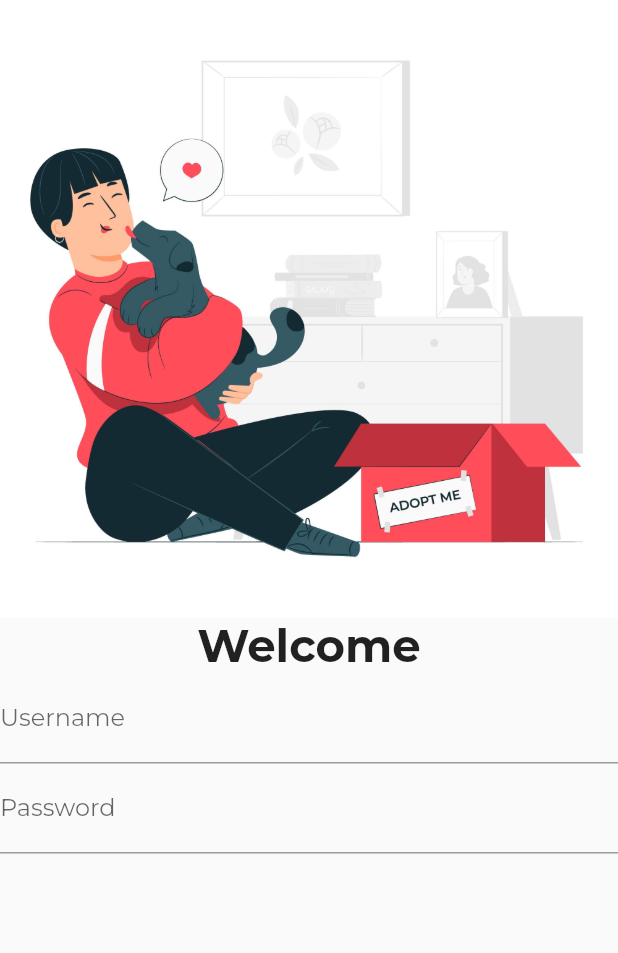
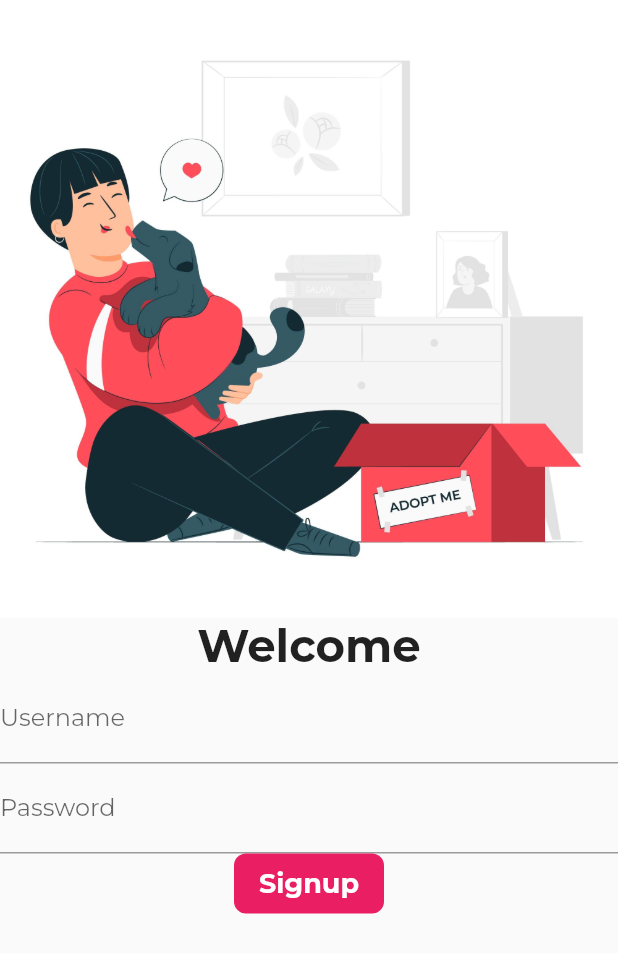
Before and after one commit to derpLLC/Petscue, a Flutter app: the SignUp screen opened by its route, on a phone screen of 412 x 824 dp. Shown: the top 953 px of the screen. Run offline on Flutter 3.47's test engine with Material 2 defaults, Android fonts, the phone set to English and light mode, and no system bars; our stand-ins replace firebase_auth, firebase_core, font_awesome_flutter, google_fonts; accounts and stored records are empty; network calls fail.

Commit message:
lib: signup: implement signup button
Signed-off-by: Ayush Dubey <ayushdubey70@gmail.com>

```diff
--- a/lib/screen/signup.dart
+++ b/lib/screen/signup.dart
@@ -1,4 +1,5 @@
 import 'package:flutter/material.dart';
+import 'package:petshop/utils/routes.dart';
 
 class SignUp extends StatefulWidget {
   const SignUp({Key? key}) : super(key: key);
@@ -37,7 +38,28 @@ class _SignUpState extends State<SignUp> {
                 hintText: 'Enter the password',
                 labelText: 'Password',
               ),
-            )
+            ),
+            InkWell(
+              onTap: () {
+                Navigator.pushNamed(context, MyRoutes.loginRoute);
+              },
+              child: Container(
+                alignment: Alignment.center,
+                height: 40.0,
+                width: 100.0,
+                child: Text(
+                  'Signup',
+                  style: TextStyle(
+                    color: Colors.white,
+                    fontSize: 18.0,
+                    fontWeight: FontWeight.bold,
+                  ),
+                ),
+                decoration: BoxDecoration(
+                    color: Colors.pink,
+                    borderRadius: BorderRadius.circular(8.0)),
+              ),
+            ),
           ],
         ),
       ),
```
